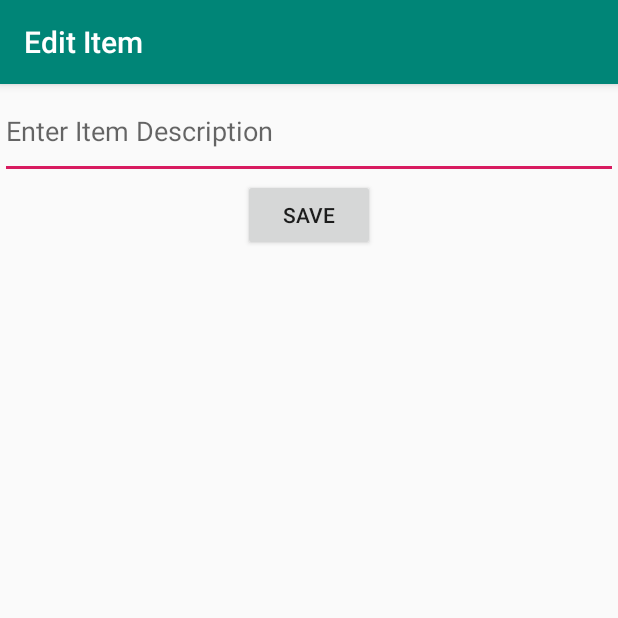
After one commit to ivangonzalezny/SimpleTodo, an Android app: the EditItemActivity screen opened directly, with no data from a screen before it, on a phone screen of 412 x 824 dp, the top half of it. The commit adds this screen. Run offline under Robolectric (Android 15) with nearby library versions, the phone set to English and light mode, and no system bars.

Commit message:
Implemented edit item feature

```diff
--- a/app/src/main/AndroidManifest.xml
+++ b/app/src/main/AndroidManifest.xml
@@ -9,6 +9,7 @@
         android:roundIcon="@mipmap/ic_launcher_round"
         android:supportsRtl="true"
         android:theme="@style/AppTheme">
+        <activity android:name=".EditItemActivity"></activity>
         <activity android:name=".MainActivity">
             <intent-filter>
                 <action android:name="android.intent.action.MAIN" />
--- /dev/null
+++ b/app/src/main/java/com/example/simpletodo/EditItemActivity.java
@@ -0,0 +1,47 @@
+package com.example.simpletodo;
+
+import android.content.Intent;
+import android.os.Bundle;
+import android.view.View;
+import android.widget.EditText;
+
+import androidx.appcompat.app.AppCompatActivity;
+
+import static com.example.simpletodo.MainActivity.ITEM_POSITION;
+import static com.example.simpletodo.MainActivity.ITEM_TEXT;
+
+public class EditItemActivity extends AppCompatActivity {
+
+    // track edit text
+    EditText etItemText;
+    // position of edited item in list
+    int position;
+
+
+    @Override
+    protected void onCreate(Bundle savedInstanceState) {
+        super.onCreate(savedInstanceState);
+        setContentView(R.layout.activity_edit_item);
+        // resolve edit text from layout
+        etItemText = (EditText) findViewById(R.id.etItemText);
+        // set edit text value from intent extra
+        etItemText.setText(getIntent().getStringExtra(ITEM_TEXT));
+        position = getIntent().getIntExtra(ITEM_POSITION, 0);
+        // update the title bar of the activity
+        getSupportActionBar().setTitle("Edit Item");
+    }
+
+        // handler for save button
+        public void onSaveItem(View view) {
+            // prepare the new intent for the result
+            Intent i = new Intent();
+            // pass updated item text as extra
+            i.putExtra(ITEM_TEXT, etItemText.getText().toString());
+            // pass original position as extra
+            i.putExtra(ITEM_POSITION, position);
+            // set the intent as the result of the activity
+            setResult(RESULT_OK, i);
+            // close the activity and redirect to main
+            finish();
+        }
+}
--- a/app/src/main/java/com/example/simpletodo/MainActivity.java
+++ b/app/src/main/java/com/example/simpletodo/MainActivity.java
@@ -1,5 +1,6 @@
 package com.example.simpletodo;
 
+import android.content.Intent;
 import android.os.Bundle;
 import android.util.Log;
 import android.view.View;
@@ -9,6 +10,7 @@
 import android.widget.ListView;
 import android.widget.Toast;
 
+import androidx.annotation.Nullable;
 import androidx.appcompat.app.AppCompatActivity;
 
 import org.apache.commons.io.FileUtils;
@@ -21,6 +23,13 @@
 import static android.widget.Toast.LENGTH_SHORT;
 
 public class MainActivity extends AppCompatActivity {
+
+    // a numeric code to identify the edit activity
+    public final static int EDIT_REQUEST_CODE = 20;
+    // keys for passing data between activities
+    public final static String ITEM_TEXT = "itemText";
+    public final static String ITEM_POSITION = "itemPosition";
+
 
     ArrayList<String> items;
     ArrayAdapter<String> itemAdapter;
@@ -68,7 +77,49 @@
                 return true;
             }
         });
+
+        //setup item listener for on click
+        lvItems.setOnItemClickListener(new AdapterView.OnItemClickListener() {
+            @Override
+            public void onItemClick(AdapterView<?> parent, View view, int position, long id) {
+                // create the new activity
+                Intent i = new Intent(MainActivity.this, EditItemActivity.class);
+                // pass the data being edited
+                i.putExtra(ITEM_TEXT, items.get(position));
+                i.putExtra(ITEM_POSITION, position);
+                // display the activity
+                startActivityForResult(i, EDIT_REQUEST_CODE);
+
+
+
+            }
+        });
     }
+
+    // handle results from edit activity
+
+
+    @Override
+    protected void onActivityResult(int requestCode, int resultCode, @Nullable Intent data) {
+        super.onActivityResult(requestCode, resultCode, data);
+        // if the edit activity completed ok
+        if (resultCode == RESULT_OK && requestCode == EDIT_REQUEST_CODE) {
+            // extract updated item text from result intent extras
+            String updatedItem = data.getExtras().getString(ITEM_TEXT);
+            // extract original position of edited item
+            int position = data.getExtras().getInt(ITEM_POSITION);
+            // update the model with the new item text at the edited position
+            items.set(position, updatedItem);
+            // notify the adapter that the model changed
+            itemAdapter.notifyDataSetChanged();
+            // persist the changed model
+            writeItems();
+            // notify the user that the operation completed ok
+            Toast.makeText(this, "Item updated successfully", LENGTH_SHORT).show();
+
+    }
+
+}
 
     private File getDataFile() {
         return new File(getFilesDir(), "todo.txt");
--- /dev/null
+++ b/app/src/main/res/layout-v26/activity_edit_item.xml
@@ -0,0 +1,26 @@
+<?xml version="1.0" encoding="utf-8"?>
+<RelativeLayout xmlns:android="http://schemas.android.com/apk/res/android"
+    xmlns:tools="http://schemas.android.com/tools"
+    android:layout_width="match_parent"
+    android:layout_height="match_parent"
+    tools:context=".EditItemActivity">
+
+    <EditText
+        android:id="@+id/etItemText"
+        android:layout_width="match_parent"
+        android:layout_height="63dp"
+        android:layout_alignParentEnd="true"
+        android:ems="10"
+        android:hint="@string/hint_item_description"
+        android:inputType="textMultiLine"
+        android:autofillHints="" />
+
+    <Button
+        android:id="@+id/btnSave"
+        android:layout_width="wrap_content"
+        android:layout_height="wrap_content"
+        android:layout_below="@id/etItemText"
+        android:layout_centerHorizontal="true"
+        android:text="@string/save_btn"
+        android:onClick="onSaveItem"/>
+</RelativeLayout>
--- /dev/null
+++ b/app/src/main/res/layout/activity_edit_item.xml
@@ -0,0 +1,30 @@
+<?xml version="1.0" encoding="utf-8"?>
+<RelativeLayout xmlns:android="http://schemas.android.com/apk/res/android"
+    xmlns:tools="http://schemas.android.com/tools"
+    android:layout_width="match_parent"
+    android:layout_height="match_parent"
+    tools:context=".EditItemActivity">
+
+    <Button
+        android:id="@+id/btnSave"
+        android:layout_width="wrap_content"
+        android:layout_height="wrap_content"
+        android:layout_below="@id/etItemText"
+        android:text="@string/save_btn"
+        android:onClick="onSaveItem" />
+
+    <EditText
+        android:id="@+id/etItemText"
+        android:layout_width="match_parent"
+        android:layout_height="63dp"
+        android:layout_alignParentEnd="true"
+        android:layout_alignParentRight="true"
+        android:autofillHints=""
+        android:ems="10"
+        android:hint="@string/hint_item_description"
+        android:inputType="textMultiLine"
+        tools:targetApi="o" />
+
+
+
+</RelativeLayout>
--- a/app/src/main/res/values/strings.xml
+++ b/app/src/main/res/values/strings.xml
@@ -2,4 +2,6 @@
     <string name="app_name">SimpleTodo</string>
     <string name="the_hint">Add New Item Here</string>
     <string name="button_name">Add</string>
+    <string name="hint_item_description">Enter Item Description</string>
+    <string name="save_btn">Save</string>
 </resources>
```
